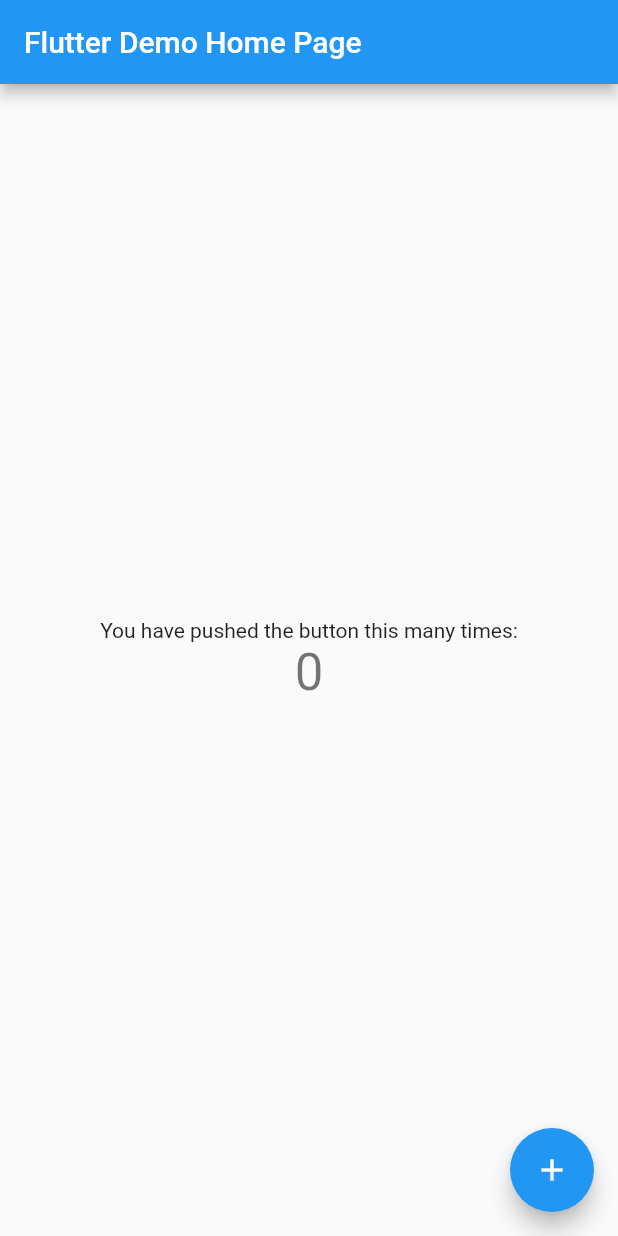
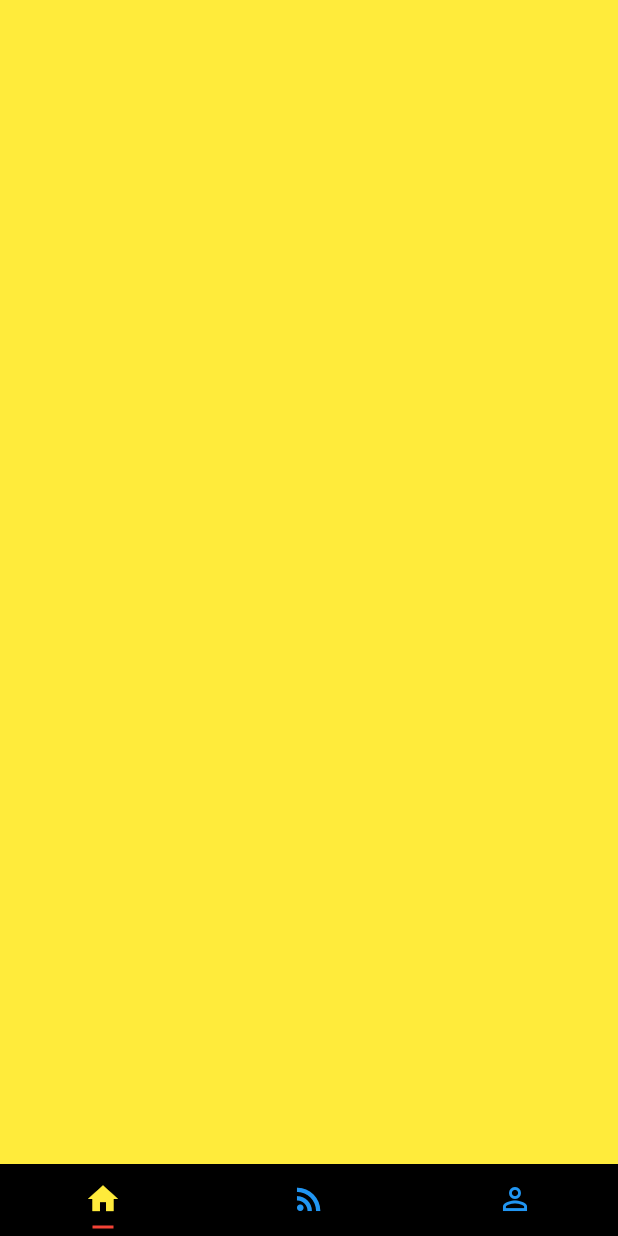
Before and after one commit to YoussefChajia/game-prize, a Flutter app: the screen it shows after launch, on a phone screen of 412 x 824 dp. Run offline on Flutter 3.47's test engine with Material 2 defaults, Android fonts, the phone set to English and light mode, and no system bars.

Commit message:
Added a navigation system and font assets

```diff
--- a/lib/main.dart
+++ b/lib/main.dart
@@ -1,3 +1,4 @@
+import 'package:axie_scholarship/widgets/tab_layout.dart';
 import 'package:flutter/material.dart';
 
 void main() {
@@ -5,109 +6,19 @@ void main() {
 }
 
 class MyApp extends StatelessWidget {
-  // This widget is the root of your application.
   @override
   Widget build(BuildContext context) {
     return MaterialApp(
-      title: 'Flutter Demo',
+      title: 'Axie Scholarship',
+      debugShowCheckedModeBanner: false,
       theme: ThemeData(
-        // This is the theme of your application.
-        //
-        // Try running your application with "flutter run". You'll see the
-        // application has a blue toolbar. Then, without quitting the app, try
-        // changing the primarySwatch below to Colors.green and then invoke
-        // "hot reload" (press "r" in the console where you ran "flutter run",
-        // or simply save your changes to "hot reload" in a Flutter IDE).
-        // Notice that the counter didn't reset back to zero; the application
-        // is not restarted.
-        primarySwatch: Colors.blue,
+        primaryColor: Color(0xFFE64A19),
+        cardColor: Color(0xFF514B4A),
+        buttonColor: Color(0xFF536DFE),
+        backgroundColor: Color(0xFF212121),
+        brightness: Brightness.dark,
       ),
-      home: MyHomePage(title: 'Flutter Demo Home Page'),
+      home: TabLayout(),
     );
   }
 }
-
-class MyHomePage extends StatefulWidget {
-  MyHomePage({Key? key, required this.title}) : super(key: key);
-
-  // This widget is the home page of your application. It is stateful, meaning
-  // that it has a State object (defined below) that contains fields that affect
-  // how it looks.
-
-  // This class is the configuration for the state. It holds the values (in this
-  // case the title) provided by the parent (in this case the App widget) and
-  // used by the build method of the State. Fields in a Widget subclass are
-  // always marked "final".
-
-  final String title;
-
-  @override
-  _MyHomePageState createState() => _MyHomePageState();
-}
-
-class _MyHomePageState extends State<MyHomePage> {
-  int _counter = 0;
-
-  void _incrementCounter() {
-    setState(() {
-      // This call to setState tells the Flutter framework that something has
-      // changed in this State, which causes it to rerun the build method below
-      // so that the display can reflect the updated values. If we changed
-      // _counter without calling setState(), then the build method would not be
-      // called again, and so nothing would appear to happen.
-      _counter++;
-    });
-  }
-
-  @override
-  Widget build(BuildContext context) {
-    // This method is rerun every time setState is called, for instance as done
-    // by the _incrementCounter method above.
-    //
-    // The Flutter framework has been optimized to make rerunning build methods
-    // fast, so that you can just rebuild anything that needs updating rather
-    // than having to individually change instances of widgets.
-    return Scaffold(
-      appBar: AppBar(
-        // Here we take the value from the MyHomePage object that was created by
-        // the App.build method, and use it to set our appbar title.
-        title: Text(widget.title),
-      ),
-      body: Center(
-        // Center is a layout widget. It takes a single child and positions it
-        // in the middle of the parent.
-        child: Column(
-          // Column is also a layout widget. It takes a list of children and
-          // arranges them vertically. By default, it sizes itself to fit its
-          // children horizontally, and tries to be as tall as its parent.
-          //
-          // Invoke "debug painting" (press "p" in the console, choose the
-          // "Toggle Debug Paint" action from the Flutter Inspector in Android
-          // Studio, or the "Toggle Debug Paint" command in Visual Studio Code)
-          // to see the wireframe for each widget.
-          //
-          // Column has various properties to control how it sizes itself and
-          // how it positions its children. Here we use mainAxisAlignment to
-          // center the children vertically; the main axis here is the vertical
-          // axis because Columns are vertical (the cross axis would be
-          // horizontal).
-          mainAxisAlignment: MainAxisAlignment.center,
-          children: <Widget>[
-            Text(
-              'You have pushed the button this many times:',
-            ),
-            Text(
-              '$_counter',
-              style: Theme.of(context).textTheme.headline4,
-            ),
-          ],
-        ),
-      ),
-      floatingActionButton: FloatingActionButton(
-        onPressed: _incrementCounter,
-        tooltip: 'Increment',
-        child: Icon(Icons.add),
-      ), // This trailing comma makes auto-formatting nicer for build methods.
-    );
-  }
-}
--- /dev/null
+++ b/lib/screens/game_list_screen.dart
@@ -0,0 +1,25 @@
+import 'package:flutter/material.dart';
+
+class GameList extends StatefulWidget {
+  const GameList({Key? key}) : super(key: key);
+
+  @override
+  _GameListState createState() => _GameListState();
+}
+
+class _GameListState extends State<GameList> {
+  @override
+  Widget build(BuildContext context) {
+    return SafeArea(
+      child: Scaffold(
+        backgroundColor: Theme.of(context).backgroundColor,
+        body: Padding(
+          padding: EdgeInsets.symmetric(horizontal: 20.0),
+          child: Column(
+            children: [],
+          ),
+        ),
+      ),
+    );
+  }
+}
--- /dev/null
+++ b/lib/widgets/tab_layout.dart
@@ -0,0 +1,45 @@
+import 'package:axie_scholarship/screens/game_list_screen.dart';
+import 'package:flutter/material.dart';
+
+class TabLayout extends StatelessWidget {
+  const TabLayout({Key? key}) : super(key: key);
+
+  @override
+  Widget build(BuildContext context) {
+    return DefaultTabController(
+      length: 3,
+      child: Scaffold(
+        body: TabBarView(
+          children: [
+            Container(
+              color: Colors.yellow,
+            ),
+            GameList(),
+            Container(
+              color: Colors.lightGreen,
+            ),
+          ],
+        ),
+        bottomNavigationBar: TabBar(
+          tabs: [
+            Tab(
+              icon: Icon(Icons.home),
+            ),
+            Tab(
+              icon: Icon(Icons.rss_feed),
+            ),
+            Tab(
+              icon: Icon(Icons.perm_identity),
+            ),
+          ],
+          labelColor: Colors.yellow,
+          unselectedLabelColor: Colors.blue,
+          indicatorSize: TabBarIndicatorSize.label,
+          indicatorPadding: EdgeInsets.all(5.0),
+          indicatorColor: Colors.red,
+        ),
+        backgroundColor: Colors.black,
+      ),
+    );
+  }
+}
```
Also changed, not shown: assets/fonts/Mont-Bold.ttf (added), assets/fonts/Mont-SemiBold.ttf (added), assets/fonts/Mont-Thin.ttf (added).
